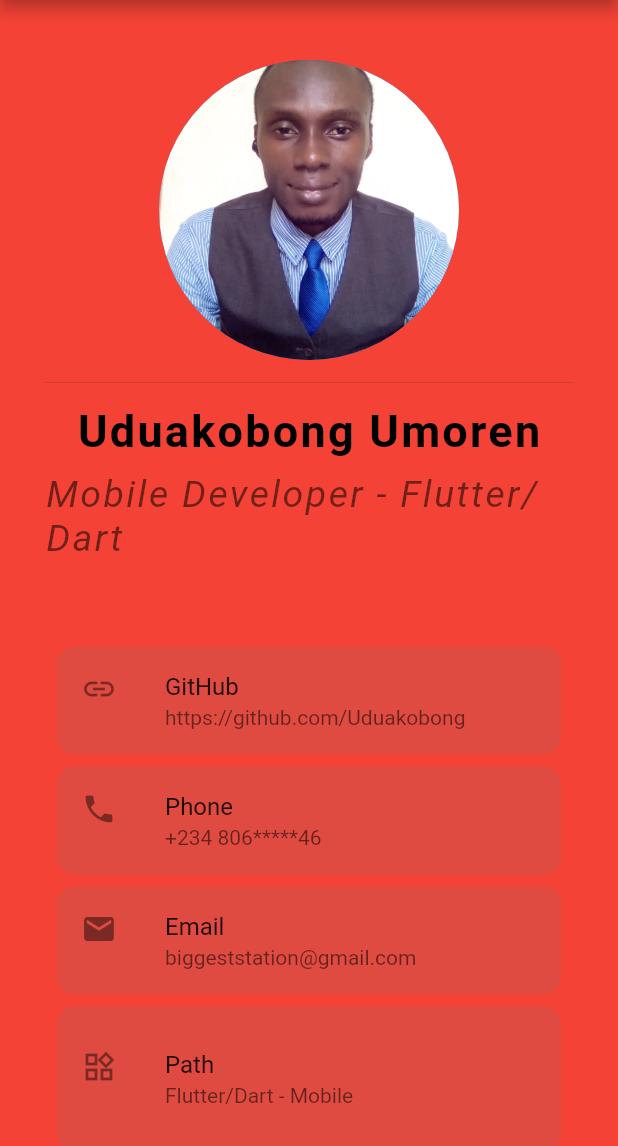
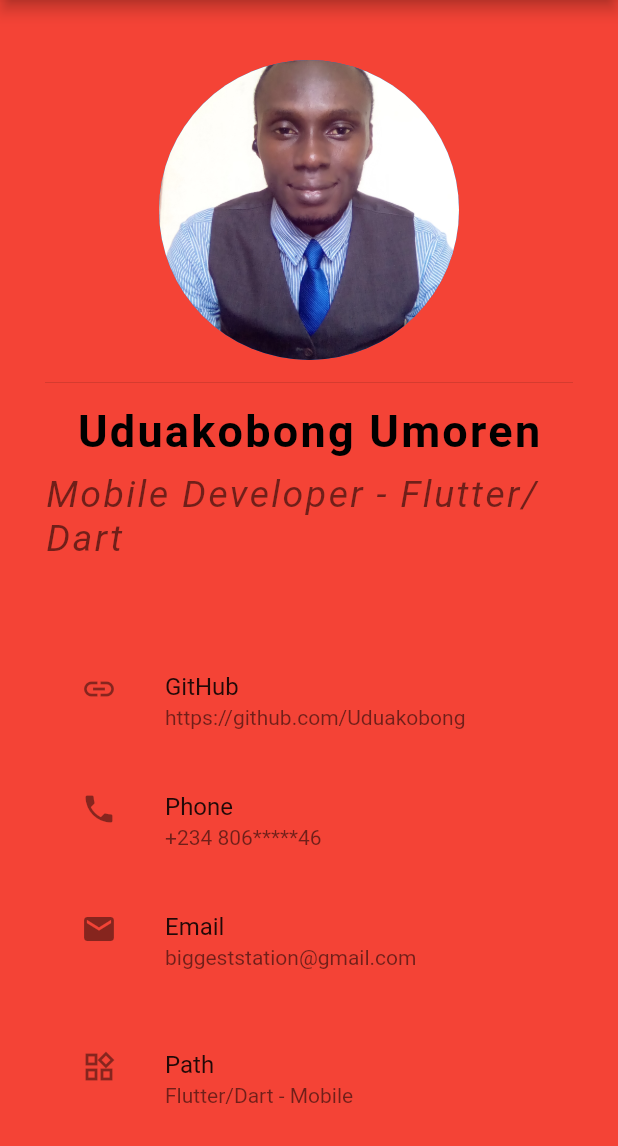
Before and after one commit to Uduakobong/my_portfolio_app_repo, a Flutter app: the screen it shows after launch, on a phone screen of 412 x 824 dp, the part 90-1236 px from its top. Run offline on Flutter 3.47's test engine with Material 2 defaults, Android fonts, the phone set to English and light mode, and no system bars.

Commit message:
edit on the origin

```diff
--- a/lib/main.dart
+++ b/lib/main.dart
@@ -108,7 +108,6 @@ class DetailsFew extends StatelessWidget {
       child: Container(
         decoration: BoxDecoration(
           borderRadius: BorderRadius.circular(12.0),
-          color: Color(0x22607D8B),
         ),
         child: ListTile(
           contentPadding:
```
